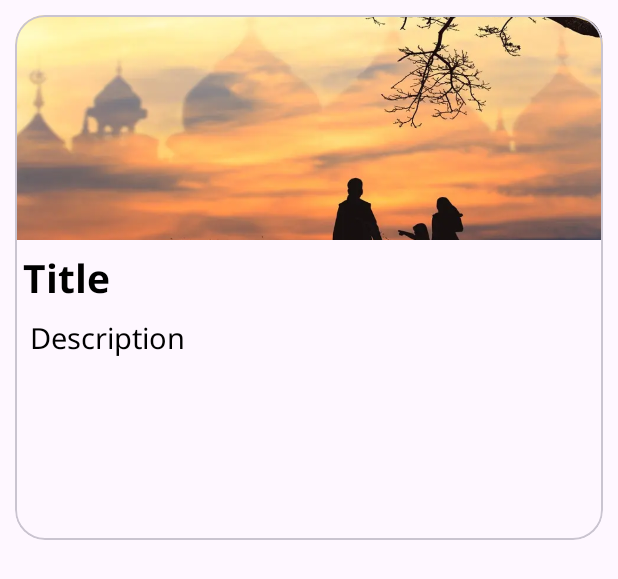
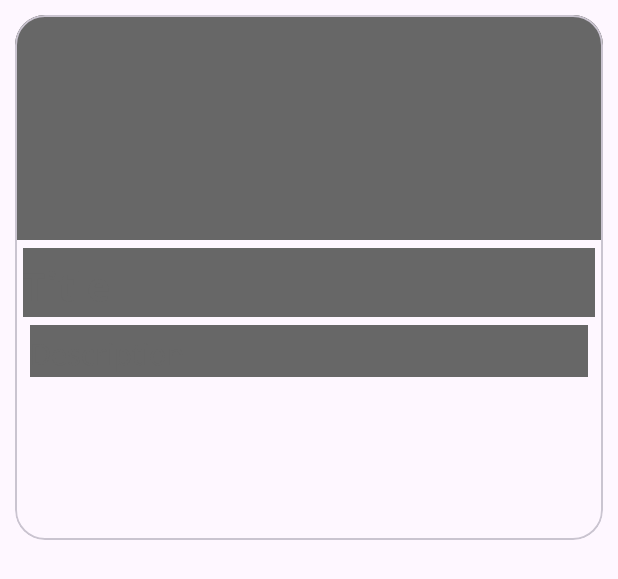
Before and after one commit to VinayakGardi/NewsHub-News-Application, an Android app: the layout item_card_news.xml on its own in the app's theme, with its tools: preview values and no code run, on a phone screen of 412 x 824 dp. Shown: the top 579 px of the screen. Run offline under Robolectric (Android 15) with nearby library versions, the phone set to English and light mode, and no system bars; network calls fail.

Commit message:
Added Shimmer layout for the view

```diff
--- a/app/src/main/res/layout/item_card_news.xml
+++ b/app/src/main/res/layout/item_card_news.xml
@@ -27,7 +27,7 @@
                 android:layout_width="match_parent"
                 android:layout_height="150dp"
                 android:scaleType="centerCrop"
-                android:src="@drawable/sample_post"
+                android:src="@color/shimmer"
                 app:layout_constraintEnd_toEndOf="parent"
                 app:layout_constraintHorizontal_bias="0.0"
                 app:layout_constraintStart_toStartOf="parent"
@@ -41,6 +41,9 @@
                 android:layout_marginHorizontal="5dp"
                 android:maxLines="2"
                 android:text="Title"
+                android:layout_marginTop="5dp"
+                android:textColor="@color/shimmer"
+                android:background="@color/shimmer"
                 android:textSize="@dimen/_20sdp"
                 app:layout_constraintEnd_toEndOf="parent"
                 app:layout_constraintHorizontal_bias="0.0"
@@ -55,6 +58,9 @@
                 android:layout_marginHorizontal="10dp"
                 android:maxLines="3"
                 android:text="Description"
+                android:layout_marginTop="5dp"
+                android:textColor="@color/shimmer"
+                android:background="@color/shimmer"
                 android:textSize="@dimen/_15sdp"
                 app:layout_constraintEnd_toEndOf="parent"
                 app:layout_constraintHorizontal_bias="0.5"
```
Also changed, not shown: app/src/main/res/layout/item_list_news.xml (+7 -1 lines), app/src/main/res/layout/shimmer_item_card_news.xml (added, +18 -0 lines), app/src/main/res/layout/shimmer_item_list_news.xml (added, +20 -0 lines).
